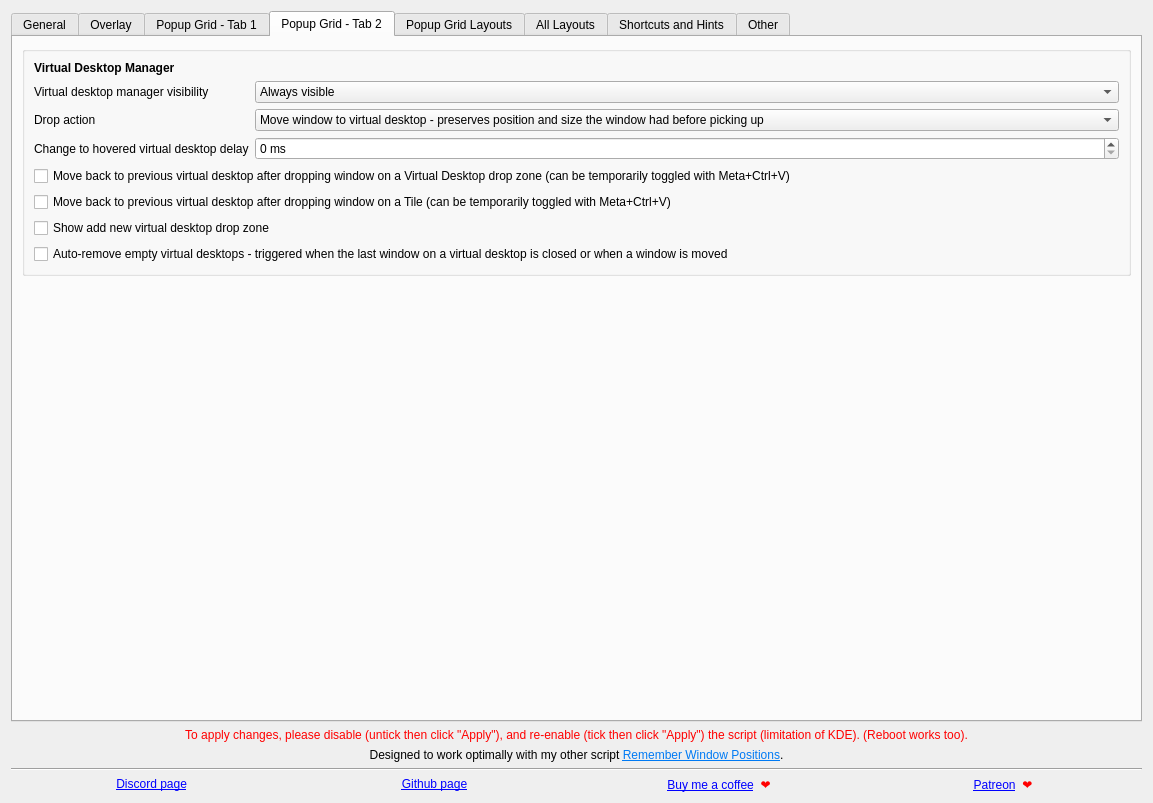
The window that src/contents/ui/config.ui (rxappdev/MouseTiler) describes before a commit, drawn with Qt 5.
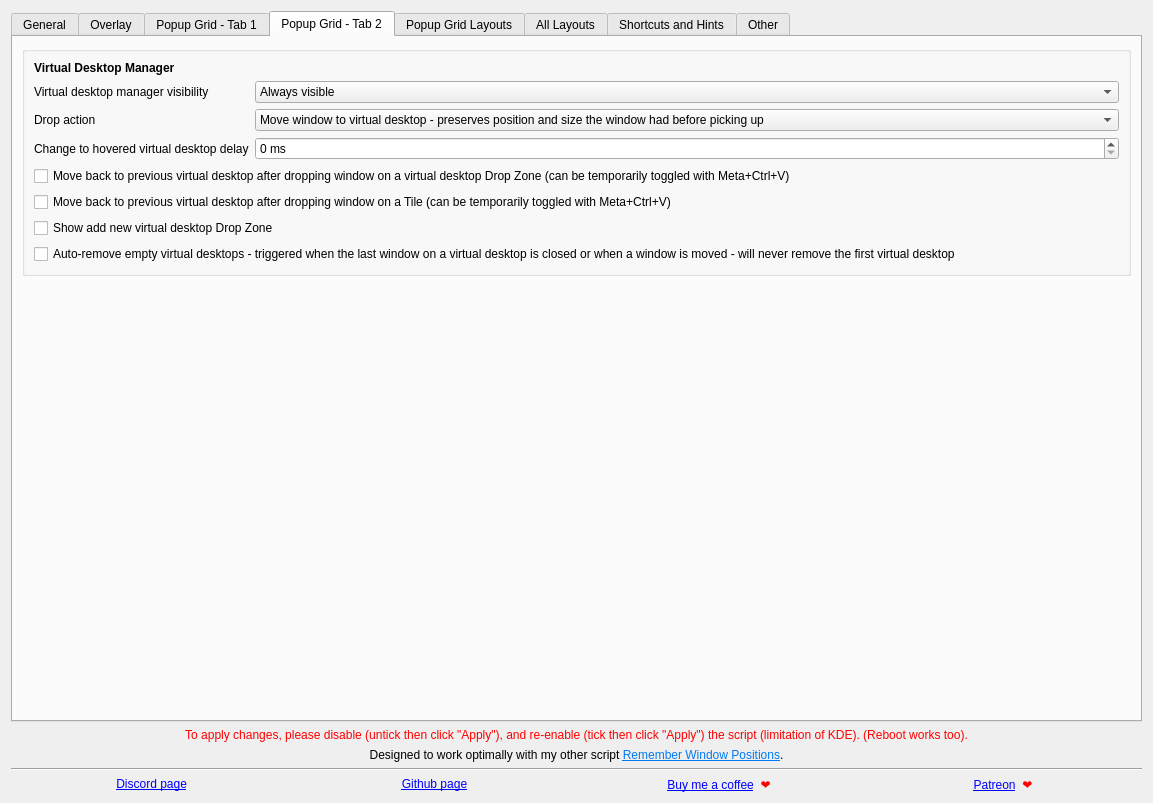
The same window after the commit. The open tabs and pages were chosen to show the change. Icons and pictures are not drawn.

Commit message: Clarified a setting

Diff of the .ui file:
```diff
--- a/src/contents/ui/config.ui
+++ b/src/contents/ui/config.ui
@@ -1269,7 +1269,7 @@
           <item>
            <widget class="QCheckBox" name="kcfg_moveBackOnDrop">
             <property name="text">
-             <string>Move back to previous virtual desktop after dropping window on a Virtual Desktop drop zone (can be temporarily toggled with Meta+Ctrl+V)</string>
+             <string>Move back to previous virtual desktop after dropping window on a virtual desktop Drop Zone (can be temporarily toggled with Meta+Ctrl+V)</string>
             </property>
            </widget>
           </item>
@@ -1283,14 +1283,14 @@
           <item>
            <widget class="QCheckBox" name="kcfg_showAddVirtualDesktopButton">
             <property name="text">
-             <string>Show add new virtual desktop drop zone</string>
+             <string>Show add new virtual desktop Drop Zone</string>
             </property>
            </widget>
           </item>
           <item>
            <widget class="QCheckBox" name="kcfg_autoRemoveEmptyVirtualDesktops">
             <property name="text">
-             <string>Auto-remove empty virtual desktops - triggered when the last window on a virtual desktop is closed or when a window is moved</string>
+             <string>Auto-remove empty virtual desktops - triggered when the last window on a virtual desktop is closed or when a window is moved - will never remove the first virtual desktop</string>
             </property>
            </widget>
           </item>
```
